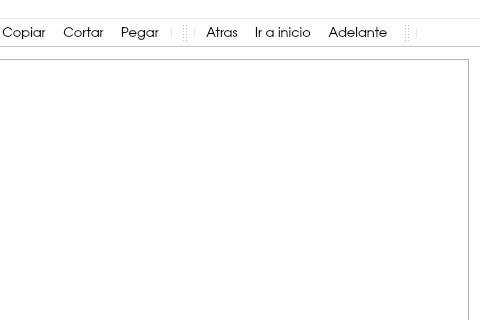
The window that Ui/mainwindow.ui (exodehm/SDMed) describes before a commit, drawn with Qt 5; both pictures show x 417 to 897 and y 0 to 320 of the 897 by 591 pixel window.
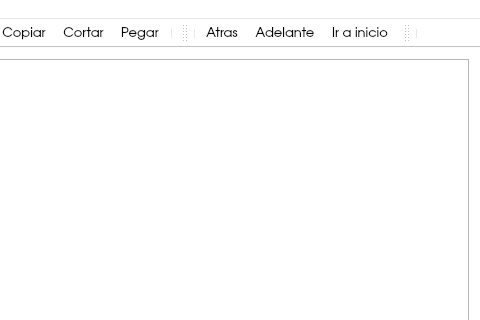
The same window after the commit. Icons and pictures are not drawn.

```diff
--- a/Ui/mainwindow.ui
+++ b/Ui/mainwindow.ui
@@ -618,8 +618,8 @@
    </attribute>
    <addaction name="separator"/>
    <addaction name="actionAtras"/>
-   <addaction name="actionIr_a_inicio"/>
    <addaction name="actionAdelante"/>
+   <addaction name="actionIr_a_inicio"/>
   </widget>
   <widget class="QToolBar" name="CertBar">
    <property name="windowTitle">
```
